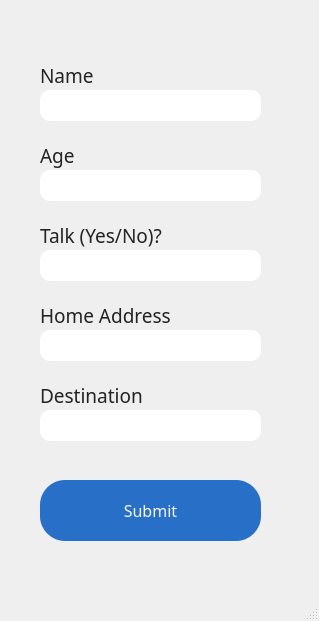
Old version of the form client.ui in the repository TanvirDeol/Ride-Optimizer.
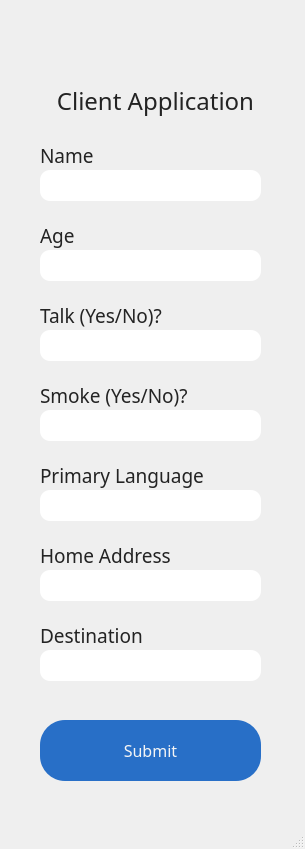
New version of the form. Icons and pictures are not drawn.

The edit to the form file:
```diff
--- a/client.ui
+++ b/client.ui
@@ -6,8 +6,8 @@
    <rect>
     <x>0</x>
     <y>0</y>
-    <width>319</width>
-    <height>621</height>
+    <width>305</width>
+    <height>849</height>
    </rect>
   </property>
   <property name="font">
@@ -26,20 +26,6 @@
     <property name="geometry">
      <rect>
       <x>40</x>
-      <y>90</y>
-      <width>221</width>
-      <height>31</height>
-     </rect>
-    </property>
-    <property name="styleSheet">
-     <string notr="true">border-radius:10px;
-</string>
-    </property>
-   </widget>
-   <widget class="QLineEdit" name="txtAge">
-    <property name="geometry">
-     <rect>
-      <x>40</x>
       <y>170</y>
       <width>221</width>
       <height>31</height>
@@ -78,11 +64,25 @@
 </string>
     </property>
    </widget>
+   <widget class="QLineEdit" name="txtHomeAddress">
+    <property name="geometry">
+     <rect>
+      <x>40</x>
+      <y>570</y>
+      <width>221</width>
+      <height>31</height>
+     </rect>
+    </property>
+    <property name="styleSheet">
+     <string notr="true">border-radius:10px;
+</string>
+    </property>
+   </widget>
    <widget class="QLineEdit" name="txtDestAddress">
     <property name="geometry">
      <rect>
       <x>40</x>
-      <y>410</y>
+      <y>650</y>
       <width>221</width>
       <height>31</height>
      </rect>
@@ -96,7 +96,7 @@
     <property name="geometry">
      <rect>
       <x>40</x>
-      <y>60</y>
+      <y>140</y>
       <width>211</width>
       <height>31</height>
      </rect>
@@ -118,7 +118,7 @@
     <property name="geometry">
      <rect>
       <x>40</x>
-      <y>140</y>
+      <y>220</y>
       <width>211</width>
       <height>31</height>
      </rect>
@@ -140,7 +140,7 @@
     <property name="geometry">
      <rect>
       <x>40</x>
-      <y>220</y>
+      <y>300</y>
       <width>211</width>
       <height>31</height>
      </rect>
@@ -162,7 +162,7 @@
     <property name="geometry">
      <rect>
       <x>40</x>
-      <y>300</y>
+      <y>540</y>
       <width>211</width>
       <height>31</height>
      </rect>
@@ -184,7 +184,7 @@
     <property name="geometry">
      <rect>
       <x>40</x>
-      <y>380</y>
+      <y>620</y>
       <width>211</width>
       <height>31</height>
      </rect>
@@ -206,7 +206,7 @@
     <property name="geometry">
      <rect>
       <x>40</x>
-      <y>480</y>
+      <y>720</y>
       <width>221</width>
       <height>61</height>
      </rect>
@@ -226,6 +226,122 @@
      <string>Submit</string>
     </property>
    </widget>
+   <widget class="QLineEdit" name="txtSmoke">
+    <property name="geometry">
+     <rect>
+      <x>40</x>
+      <y>410</y>
+      <width>221</width>
+      <height>31</height>
+     </rect>
+    </property>
+    <property name="styleSheet">
+     <string notr="true">border-radius:10px;
+</string>
+    </property>
+   </widget>
+   <widget class="QLabel" name="lblSmoke">
+    <property name="geometry">
+     <rect>
+      <x>40</x>
+      <y>380</y>
+      <width>211</width>
+      <height>31</height>
+     </rect>
+    </property>
+    <property name="font">
+     <font>
+      <family>Product Sans</family>
+      <pointsize>14</pointsize>
+     </font>
+    </property>
+    <property name="styleSheet">
+     <string notr="true">color:rgb(35, 35, 35);</string>
+    </property>
+    <property name="text">
+     <string>Smoke (Yes/No)?</string>
+    </property>
+   </widget>
+   <widget class="QLineEdit" name="txtLang">
+    <property name="geometry">
+     <rect>
+      <x>40</x>
+      <y>490</y>
+      <width>221</width>
+      <height>31</height>
+     </rect>
+    </property>
+    <property name="styleSheet">
+     <string notr="true">border-radius:10px;
+</string>
+    </property>
+   </widget>
+   <widget class="QLabel" name="lblLang">
+    <property name="geometry">
+     <rect>
+      <x>40</x>
+      <y>460</y>
+      <width>211</width>
+      <height>31</height>
+     </rect>
+    </property>
+    <property name="font">
+     <font>
+      <family>Product Sans</family>
+      <pointsize>14</pointsize>
+     </font>
+    </property>
+    <property name="styleSheet">
+     <string notr="true">color:rgb(35, 35, 35);</string>
+    </property>
+    <property name="text">
+     <string>Primary Language</string>
+    </property>
+   </widget>
+   <widget class="QLabel" name="label">
+    <property name="geometry">
+     <rect>
+      <x>60</x>
+      <y>10</y>
+      <width>171</width>
+      <height>61</height>
+     </rect>
+    </property>
+    <property name="text">
+     <string/>
+    </property>
+    <property name="pixmap">
+     <pixmap>Logo.png</pixmap>
+    </property>
+    <property name="scaledContents">
+     <bool>true</bool>
+    </property>
+   </widget>
+   <widget class="QLabel" name="lblName_2">
+    <property name="geometry">
+     <rect>
+      <x>30</x>
+      <y>80</y>
+      <width>251</width>
+      <height>41</height>
+     </rect>
+    </property>
+    <property name="font">
+     <font>
+      <family>Product Sans</family>
+      <pointsize>18</pointsize>
+     </font>
+    </property>
+    <property name="styleSheet">
+     <string notr="true">color:rgb(35, 35, 35);</string>
+    </property>
+    <property name="text">
+     <string>Client Application</string>
+    </property>
+    <property name="alignment">
+     <set>Qt::AlignCenter</set>
+    </property>
+   </widget>
   </widget>
   <widget class="QMenuBar" name="menubar">
    <property name="geometry">
```
Left out of the diff: 10 changed lines with no effect on the pictures.
